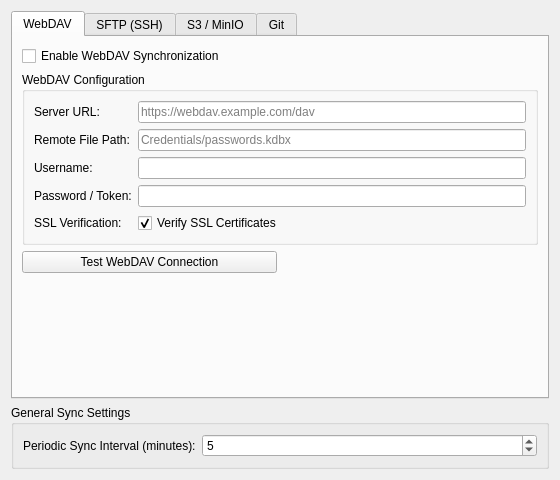
This is src/remotesync/DatabaseSettingsWidgetRemoteSync.ui in roskeys/keepassxc as Qt 5 draws it before an edit. The edited form follows.
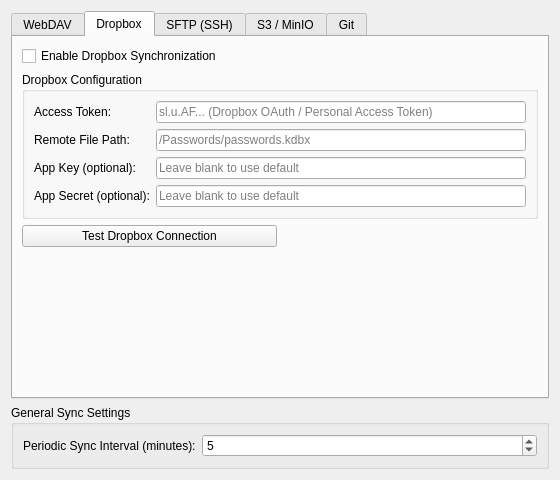
This is the edited form. The open tabs and pages were chosen to show the change.

Commit message: Add Dropbox sync provider and configuration tab

Diff of the .ui file:
```diff
--- a/src/remotesync/DatabaseSettingsWidgetRemoteSync.ui
+++ b/src/remotesync/DatabaseSettingsWidgetRemoteSync.ui
@@ -141,7 +141,125 @@
       </layout>
      </widget>
 
-     <!-- Tab 2: SFTP (SSH) -->
+     <!-- Tab 2: Dropbox -->
+     <widget class="QWidget" name="tabDropbox">
+      <attribute name="title">
+       <string>Dropbox</string>
+      </attribute>
+      <layout class="QVBoxLayout" name="verticalLayoutDropbox">
+       <item>
+        <widget class="QCheckBox" name="checkDropboxEnabled">
+         <property name="text">
+          <string>Enable Dropbox Synchronization</string>
+         </property>
+        </widget>
+       </item>
+       <item>
+        <widget class="QGroupBox" name="groupDropboxSettings">
+         <property name="title">
+          <string>Dropbox Configuration</string>
+         </property>
+         <layout class="QFormLayout" name="formLayoutDropbox">
+          <item row="0" column="0">
+           <widget class="QLabel" name="labelDropboxToken">
+            <property name="text">
+             <string>Access Token:</string>
+            </property>
+           </widget>
+          </item>
+          <item row="0" column="1">
+           <widget class="QLineEdit" name="editDropboxToken">
+            <property name="placeholderText">
+             <string>sl.u.AF... (Dropbox OAuth / Personal Access Token)</string>
+            </property>
+            <property name="echoMode">
+             <enum>QLineEdit::Password</enum>
+            </property>
+           </widget>
+          </item>
+          <item row="1" column="0">
+           <widget class="QLabel" name="labelDropboxRemotePath">
+            <property name="text">
+             <string>Remote File Path:</string>
+            </property>
+           </widget>
+          </item>
+          <item row="1" column="1">
+           <widget class="QLineEdit" name="editDropboxRemotePath">
+            <property name="placeholderText">
+             <string>/Passwords/passwords.kdbx</string>
+            </property>
+           </widget>
+          </item>
+          <item row="2" column="0">
+           <widget class="QLabel" name="labelDropboxAppKey">
+            <property name="text">
+             <string>App Key (optional):</string>
+            </property>
+           </widget>
+          </item>
+          <item row="2" column="1">
+           <widget class="QLineEdit" name="editDropboxAppKey">
+            <property name="placeholderText">
+             <string>Leave blank to use default</string>
+            </property>
+           </widget>
+          </item>
+          <item row="3" column="0">
+           <widget class="QLabel" name="labelDropboxAppSecret">
+            <property name="text">
+             <string>App Secret (optional):</string>
+            </property>
+           </widget>
+          </item>
+          <item row="3" column="1">
+           <widget class="QLineEdit" name="editDropboxAppSecret">
+            <property name="placeholderText">
+             <string>Leave blank to use default</string>
+            </property>
+            <property name="echoMode">
+             <enum>QLineEdit::Password</enum>
+            </property>
+           </widget>
+          </item>
+         </layout>
+        </widget>
+       </item>
+       <item>
+        <layout class="QHBoxLayout" name="layoutTestDropbox">
+         <item>
+          <widget class="QPushButton" name="buttonTestDropbox">
+           <property name="text">
+            <string>Test Dropbox Connection</string>
+           </property>
+          </widget>
+         </item>
+         <item>
+          <widget class="QLabel" name="labelTestDropboxResult">
+           <property name="text">
+            <string/>
+           </property>
+          </widget>
+         </item>
+        </layout>
+       </item>
+       <item>
+        <spacer name="verticalSpacerDropbox">
+         <property name="orientation">
+          <enum>Qt::Vertical</enum>
+         </property>
+         <property name="sizeHint" stdset="0">
+          <size>
+           <width>20</width>
+           <height>40</height>
+          </size>
+         </property>
+        </spacer>
+       </item>
+      </layout>
+     </widget>
+
+     <!-- Tab 3: SFTP (SSH) -->
      <widget class="QWidget" name="tabSftp">
       <attribute name="title">
        <string>SFTP (SSH)</string>
```
The commit also changes 10 other files.
